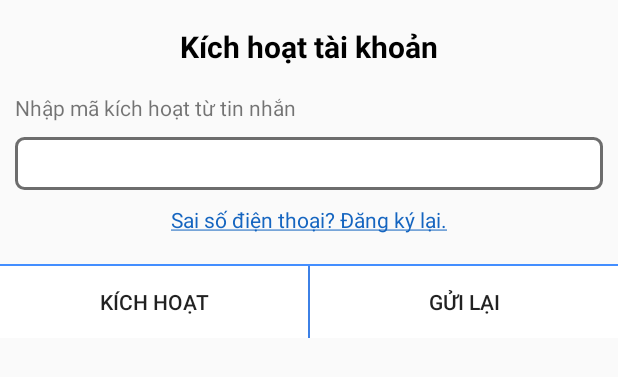
After one commit to PannaCom/txvn, an Android app: the layout active_dialog.xml on its own in the app's theme, with its tools: preview values and no code run, on a phone screen of 412 x 824 dp. The commit adds this screen. Shown: the top 377 px of the screen. Run offline under Robolectric (Android 15) with nearby library versions, the phone set to English and light mode, and no system bars.

Commit message:
Active account
- Input code from sms to active account

```diff
--- /dev/null
+++ b/app/src/main/res/drawable/border_active.xml
@@ -0,0 +1,17 @@
+<?xml version="1.0" encoding="utf-8"?>
+<shape
+    xmlns:android="http://schemas.android.com/apk/res/android"
+    android:shape="rectangle">
+
+    <!-- view background color -->
+    <solid
+        android:color="@color/white" >
+    </solid>
+
+    <stroke
+        android:color="@color/grey_1"
+        android:width="2dp">
+
+    </stroke>
+    <corners android:radius="5dp"/>
+</shape>
--- /dev/null
+++ b/app/src/main/res/layout/active_dialog.xml
@@ -0,0 +1,77 @@
+<?xml version="1.0" encoding="utf-8"?>
+<LinearLayout xmlns:android="http://schemas.android.com/apk/res/android"
+    android:orientation="vertical" android:layout_width="match_parent"
+    android:layout_height="wrap_content">
+
+    <TextView
+        android:text="@string/active_account"
+        android:layout_width="match_parent"
+        android:layout_height="wrap_content"
+        android:gravity="center"
+        android:layout_marginTop="10dp"
+        android:layout_marginBottom="10dp"
+        android:minHeight="42dp"
+        android:textStyle="bold"
+        android:textColor="@color/black"
+        android:textSize="20sp"
+        android:id="@+id/textView22" />
+
+    <TextView
+        android:text="@string/input_code_active"
+        android:layout_marginLeft="10dp"
+        android:layout_width="match_parent"
+        android:layout_height="wrap_content"
+        android:id="@+id/textView" />
+
+    <EditText
+        android:layout_width="match_parent"
+        android:layout_height="wrap_content"
+        android:inputType="number"
+        android:background="@drawable/border_active"
+        android:layout_margin="10dp"
+        android:padding="5dp"
+        android:ems="10"
+        android:id="@+id/edt_code"
+        android:layout_weight="1" />
+
+    <TextView
+        android:text="@string/register_again"
+        android:layout_width="match_parent"
+        android:layout_height="wrap_content"
+        android:gravity="center"
+        android:textColor="@color/md_blue_800"
+        android:layout_marginBottom="20dp"
+        android:id="@+id/txt_register" />
+    <View
+        android:layout_width="match_parent"
+        android:layout_height="1dp"
+        android:background="@color/blue"
+        />
+    <LinearLayout
+        android:orientation="horizontal"
+        android:layout_width="match_parent"
+        android:layout_height="wrap_content">
+
+        <Button
+            android:text="@string/active"
+            android:layout_width="wrap_content"
+            android:layout_height="wrap_content"
+            android:id="@+id/btn_active"
+            android:background="@color/white"
+            android:layout_weight="1" />
+        <View
+            android:layout_width="1dp"
+            android:layout_height="match_parent"
+            android:background="@color/blue"
+            />
+
+        <Button
+            android:text="@string/resend"
+            android:layout_width="wrap_content"
+            android:layout_height="wrap_content"
+            android:id="@+id/btn_resend"
+            android:background="@color/white"
+            android:layout_weight="1" />
+    </LinearLayout>
+
+</LinearLayout>
--- a/app/src/main/res/layout/activity_edit_vehicle.xml
+++ b/app/src/main/res/layout/activity_edit_vehicle.xml
@@ -465,7 +465,7 @@
                                 android:layout_width="match_parent"
                                 android:layout_height="wrap_content">
 
-                                <EditText
+                                <TextView
                                     android:layout_width="wrap_content"
                                     android:layout_height="wrap_content"
                                     android:background="@null"
@@ -474,6 +474,7 @@
                                     android:inputType="phone"
                                     android:hint="VD : 8000đ/km"
                                     android:textColor="@color/colorPrimaryDark"
+
                                     android:id="@+id/edt_price" />
 
                             </LinearLayout>
--- a/app/src/main/res/layout/activity_new_vehicle.xml
+++ b/app/src/main/res/layout/activity_new_vehicle.xml
@@ -464,7 +464,7 @@
                                 android:layout_width="match_parent"
                                 android:layout_height="wrap_content">
 
-                                <EditText
+                                <TextView
                                     android:layout_width="wrap_content"
                                     android:layout_height="wrap_content"
                                     android:background="@null"
--- a/app/src/main/res/values/strings.xml
+++ b/app/src/main/res/values/strings.xml
@@ -1,10 +1,12 @@
 <resources>
     <string name="app_name">ICar</string>
-    <string name="passenger">Hành khách</string>
-    <string name="bus_owner">Nhà xe</string>
-    <string name="about_me"><![CDATA[<u>Giới thiệu</u>]]></string>
-    <string name="register">Đăng ký</string>
-    <string name="register_notice"><u>Đăng ký tài khoản mới</u></string>
+    <string name="passenger" translatable="false">Hành khách</string>
+    <string name="bus_owner" translatable="false">Nhà xe</string>
+    <string name="register" translatable="false">Đăng ký</string>
+    <string name="register_notice" translatable="false"><u>Đăng ký tài khoản mới</u></string>
+    <string name="register_again"><u>Sai số điện thoại? Đăng ký lại.</u></string>
+
+
     <string-array name="vehicle_array">
         <item>Xe tư nhân trong bến</item>
         <item>Xe uy tín có đặt vé</item>
@@ -52,6 +54,10 @@
         <item>Xe tải chở hàng</item>
         <item>Xe container</item>
     </string-array>
-    <string name="check_network">Không lấy được dữ liệu. Vui lòng kiểm tra mạng</string>
+    <string name="check_network" translatable="false">Không lấy được dữ liệu. Vui lòng kiểm tra mạng</string>
+    <string name="active_account">Kích hoạt tài khoản</string>
+    <string name="input_code_active">Nhập mã kích hoạt từ tin nhắn</string>
+    <string name="active">Kích hoạt</string>
+    <string name="resend">Gửi lại</string>
 
 </resources>
```
Also changed, not shown: app/src/main/AndroidManifest.xml (+9 -9 lines), app/src/main/java/com/quickcar/thuexe/UI/ActiveAccountActivity.java (added, +164 -0 lines), app/src/main/java/com/quickcar/thuexe/UI/NewVehicleActivity.java (+4 -4 lines), app/src/main/java/com/quickcar/thuexe/UI/SplashActivity.java (+9 -3 lines), app/src/main/java/com/quickcar/thuexe/Utilities/Defines.java (+4 -4 lines), app/src/main/java/com/quickcar/thuexe/Utilities/SharePreference.java (+11 -5 lines), app/src/main/res/layout/activity_active_account.xml (added, +14 -0 lines), 2 other files.
